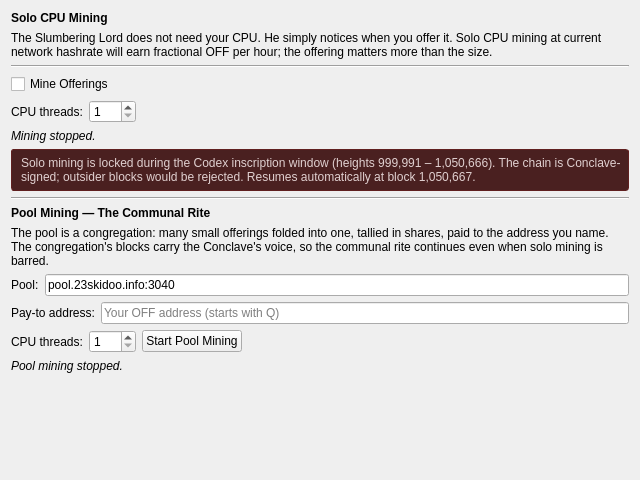
Before: the Qt Designer form src/qt/forms/miningpage.ui in dobbscoin/Offerings-to-Cthulhu, drawn with Qt 5.
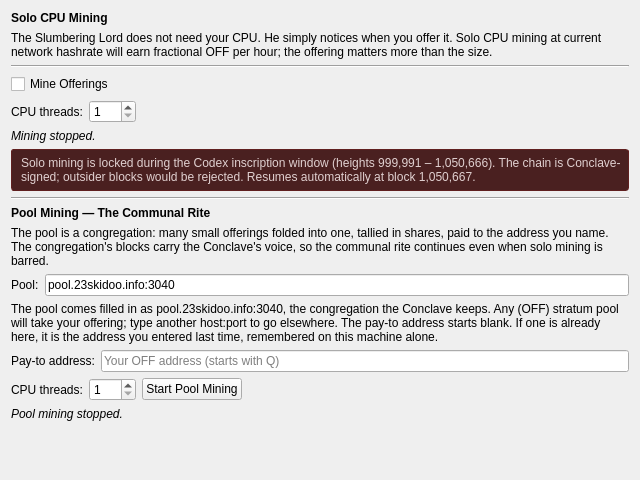
After: the same form once the commit is applied.

Commit message:
qt: say why the pool field comes filled in
A note under the Pool field explains the default pool, that any stratum
pool for the coin works, and that a pay-to address already in the box
is the user's own from last time, saved locally.

Patch:
```diff
--- a/src/qt/forms/miningpage.ui
+++ b/src/qt/forms/miningpage.ui
@@ -167,6 +167,16 @@
      </item>
     </layout>
    </item>
+   <item>
+    <widget class="QLabel" name="poolMiningPresetNote">
+     <property name="text">
+      <string>The pool comes filled in as pool.23skidoo.info:3040, the congregation the Conclave keeps. Any (OFF) stratum pool will take your offering; type another host:port to go elsewhere. The pay-to address starts blank. If one is already here, it is the address you entered last time, remembered on this machine alone.</string>
+     </property>
+     <property name="wordWrap">
+      <bool>true</bool>
+     </property>
+    </widget>
+   </item>
    <item>
     <layout class="QHBoxLayout" name="poolMiningAddressRow">
      <item>
```
